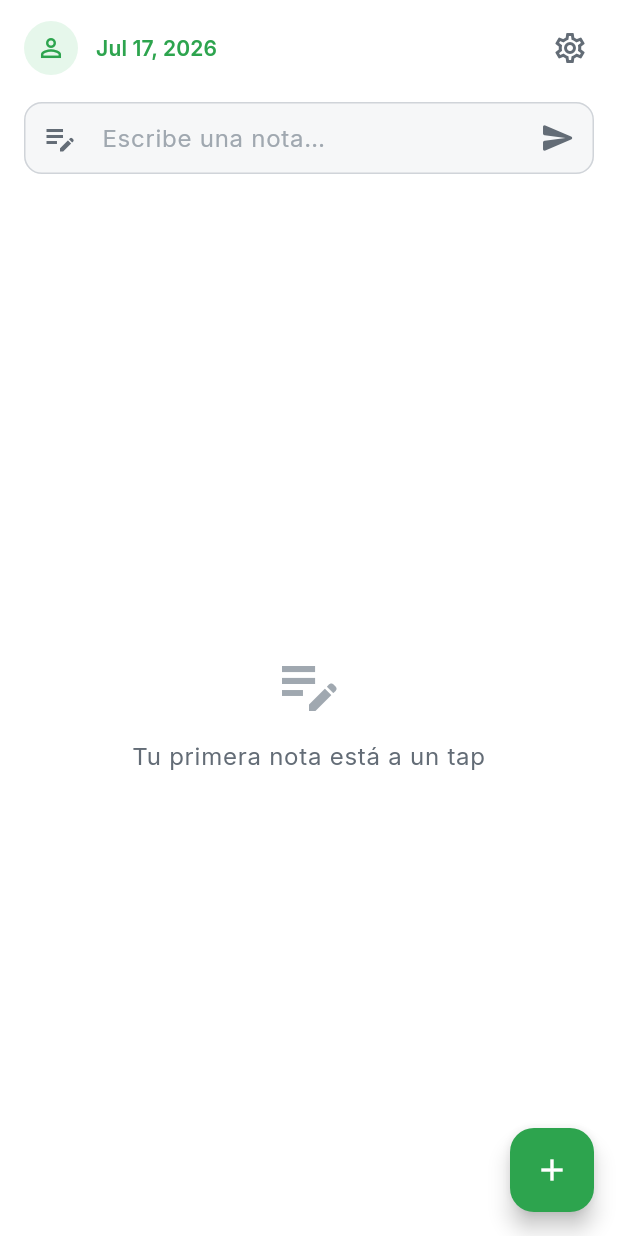
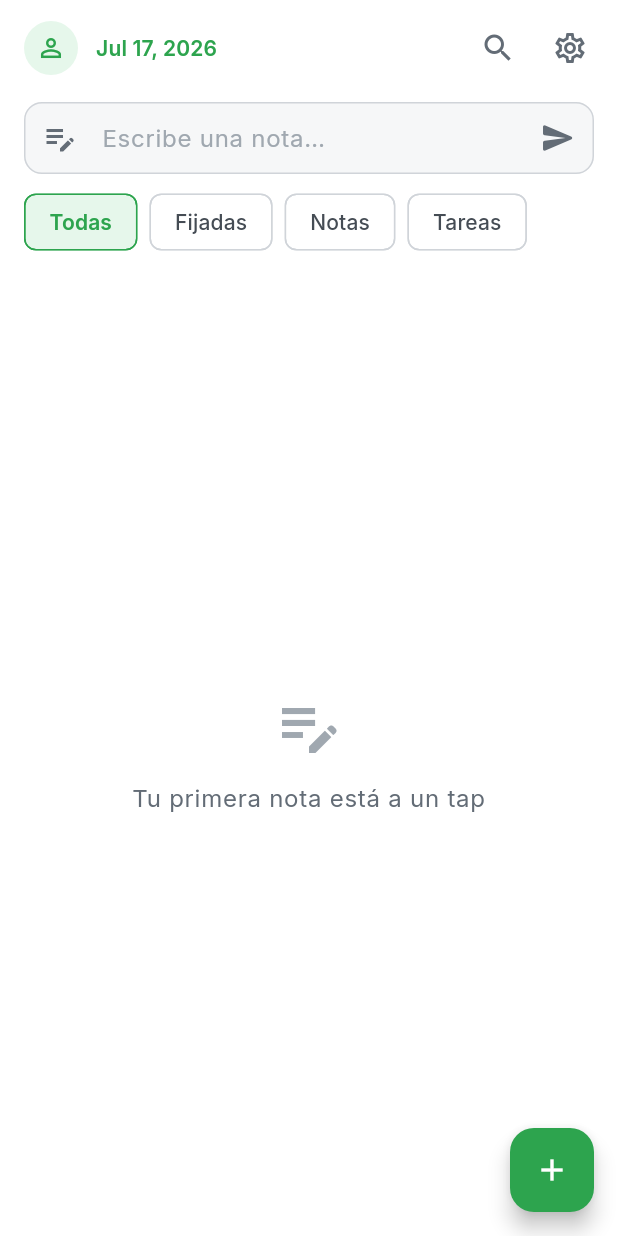
Before and after one commit to KREALIsv/TODO_APP, a Flutter app: the screen it shows after launch, on a phone screen of 412 x 824 dp. Run offline on Flutter 3.47's test engine with Material 3 defaults, Android fonts, the phone set to English and light mode, and no system bars; our stand-ins replace hive_flutter; accounts and stored records are empty; statements that could not run were skipped.

Commit message:
Add search, filters, and tags for notes.
Let users find notes by text and type chips, and organize them with colored tags from the editor.

```diff
--- a/lib/features/home/presentation/home_screen.dart
+++ b/lib/features/home/presentation/home_screen.dart
@@ -4,16 +4,37 @@ import 'package:hive_flutter/hive_flutter.dart';
 import '../../../global/themes/app_colors.dart';
 import '../../notes/data/notes_repository.dart';
 import '../../notes/domain/note_item.dart';
+import '../../notes/domain/notes_filter.dart';
+import '../../notes/domain/notes_query.dart';
 import '../../notes/presentation/note_editor_screen.dart';
+import '../../notes/presentation/widgets/filter_chips_bar.dart';
 import '../../notes/presentation/widgets/note_card.dart';
 import '../../notes/presentation/widgets/quick_capture_field.dart';
 
-class HomeScreen extends StatelessWidget {
+class HomeScreen extends StatefulWidget {
   const HomeScreen({super.key, this.repository});
 
   final NotesRepository? repository;
 
-  NotesRepository get _repo => repository ?? NotesRepository.instance;
+  @override
+  State<HomeScreen> createState() => _HomeScreenState();
+}
+
+class _HomeScreenState extends State<HomeScreen> {
+  final _searchController = TextEditingController();
+  final _searchFocusNode = FocusNode();
+
+  NotesFilter _activeFilter = NotesFilter.all;
+  bool _isSearchExpanded = false;
+
+  NotesRepository get _repo => widget.repository ?? NotesRepository.instance;
+
+  @override
+  void dispose() {
+    _searchController.dispose();
+    _searchFocusNode.dispose();
+    super.dispose();
+  }
 
   Future<void> _openEditor(
     BuildContext context, {
@@ -59,8 +80,19 @@ class HomeScreen extends StatelessWidget {
     await _openEditor(context, initialType: type);
   }
 
+  void _toggleSearch() {
+    setState(() {
+      _isSearchExpanded = !_isSearchExpanded;
+      if (_isSearchExpanded) {
+        _searchFocusNode.requestFocus();
+      } else {
+        _searchController.clear();
+        _searchFocusNode.unfocus();
+      }
+    });
+  }
+
   String _formatHeaderDate(DateTime date) {
-    // Avoid intl dependency — format manually to keep deps minimal.
     const months = [
       'Jan',
       'Feb',
@@ -78,10 +110,71 @@ class HomeScreen extends StatelessWidget {
     return '${months[date.month - 1]} ${date.day}, ${date.year}';
   }
 
+  Widget _buildEmptyState(String message, TextTheme textTheme) {
+    return SliverFillRemaining(
+      hasScrollBody: false,
+      child: Center(
+        child: Padding(
+          padding: const EdgeInsets.all(32),
+          child: Column(
+            mainAxisSize: MainAxisSize.min,
+            children: [
+              Icon(
+                _searchController.text.trim().isNotEmpty
+                    ? Icons.search_off_outlined
+                    : Icons.edit_note_outlined,
+                size: 48,
+                color: AppColors.neutral40,
+              ),
+              const SizedBox(height: 12),
+              Text(
+                message,
+                style: textTheme.bodyLarge?.copyWith(
+                  color: AppColors.neutral60,
+                ),
+                textAlign: TextAlign.center,
+              ),
+            ],
+          ),
+        ),
+      ),
+    );
+  }
+
+  Widget _buildNoteList(
+    List<NoteItem> items,
+    void Function(NoteItem item) onTap,
+  ) {
+    return SliverPadding(
+      padding: const EdgeInsets.fromLTRB(16, 0, 16, 88),
+      sliver: SliverList.builder(
+        itemCount: items.length,
+        itemBuilder: (context, index) {
+          final item = items[index];
+          return NoteCard(
+            item: item,
+            repository: _repo,
+            onTap: () => onTap(item),
+          );
+        },
+      ),
+    );
+  }
+
+  Widget _buildSectionHeader(String title, TextTheme textTheme) {
+    return SliverToBoxAdapter(
+      child: Padding(
+        padding: const EdgeInsets.fromLTRB(16, 16, 16, 8),
+        child: Text(title, style: textTheme.headlineSmall),
+      ),
+    );
+  }
+
   @override
   Widget build(BuildContext context) {
     final textTheme = Theme.of(context).textTheme;
     final today = _formatHeaderDate(DateTime.now());
+    final searchQuery = _searchController.text;
 
     return Scaffold(
       body: SafeArea(
@@ -89,8 +182,22 @@ class HomeScreen extends StatelessWidget {
           valueListenable: _repo.listenable(),
           builder: (context, box, child) {
             final all = _repo.getAll();
-            final pinned = all.where((item) => item.pinned).toList();
-            final recent = all.where((item) => !item.pinned).toList();
+            final useSectioned = NotesQuery.useSectionedLayout(
+              filter: _activeFilter,
+              searchQuery: searchQuery,
+            );
+            final filtered = NotesQuery.apply(
+              items: all,
+              filter: _activeFilter,
+              searchQuery: searchQuery,
+            );
+            final pinned = NotesQuery.pinnedFrom(filtered);
+            final recent = NotesQuery.recentFrom(filtered);
+            final emptyMessage = NotesQuery.emptyMessage(
+              filter: _activeFilter,
+              searchQuery: searchQuery,
+              hasAnyItems: all.isNotEmpty,
+            );
 
             return CustomScrollView(
               slivers: [
@@ -118,6 +225,20 @@ class HomeScreen extends StatelessWidget {
                           ),
                         ),
                         IconButton(
+                          tooltip: _isSearchExpanded
+                              ? 'Cerrar búsqueda'
+                              : 'Buscar',
+                          onPressed: _toggleSearch,
+                          icon: Icon(
+                            _isSearchExpanded
+                                ? Icons.close
+                                : Icons.search,
+                            color: _isSearchExpanded
+                                ? AppColors.primary
+                                : AppColors.neutral60,
+                          ),
+                        ),
+                        IconButton(
                           tooltip: 'Ajustes',
                           onPressed: () {},
                           icon: const Icon(
@@ -129,47 +250,54 @@ class HomeScreen extends StatelessWidget {
                     ),
                   ),
                 ),
+                if (_isSearchExpanded)
+                  SliverToBoxAdapter(
+                    child: Padding(
+                      padding: const EdgeInsets.fromLTRB(16, 8, 16, 0),
+                      child: TextField(
+                        controller: _searchController,
+                        focusNode: _searchFocusNode,
+                        textInputAction: TextInputAction.search,
+                        onChanged: (_) => setState(() {}),
+                        decoration: InputDecoration(
+                          hintText: 'Buscar notas…',
+                          prefixIcon: const Icon(Icons.search),
+                          suffixIcon: searchQuery.trim().isNotEmpty
+                              ? IconButton(
+                                  tooltip: 'Limpiar',
+                                  onPressed: () {
+                                    _searchController.clear();
+                                    setState(() {});
+                                  },
+                                  icon: const Icon(Icons.clear),
+                                )
+                              : null,
+                        ),
+                      ),
+                    ),
+                  ),
                 SliverToBoxAdapter(
                   child: Padding(
                     padding: const EdgeInsets.fromLTRB(16, 12, 16, 8),
                     child: QuickCaptureField(repository: _repo),
                   ),
                 ),
-                if (all.isEmpty)
-                  SliverFillRemaining(
-                    hasScrollBody: false,
-                    child: Center(
-                      child: Padding(
-                        padding: const EdgeInsets.all(32),
-                        child: Column(
-                          mainAxisSize: MainAxisSize.min,
-                          children: [
-                            const Icon(
-                              Icons.edit_note_outlined,
-                              size: 48,
-                              color: AppColors.neutral40,
-                            ),
-                            const SizedBox(height: 12),
-                            Text(
-                              'Tu primera nota está a un tap',
-                              style: textTheme.bodyLarge?.copyWith(
-                                color: AppColors.neutral60,
-                              ),
-                              textAlign: TextAlign.center,
-                            ),
-                          ],
-                        ),
-                      ),
+                SliverToBoxAdapter(
+                  child: Padding(
+                    padding: const EdgeInsets.fromLTRB(16, 0, 16, 8),
+                    child: FilterChipsBar(
+                      activeFilter: _activeFilter,
+                      onFilterChanged: (filter) {
+                        setState(() => _activeFilter = filter);
+                      },
                     ),
-                  )
-                else ...[
+                  ),
+                ),
+                if (filtered.isEmpty)
+                  _buildEmptyState(emptyMessage, textTheme)
+                else if (useSectioned) ...[
                   if (pinned.isNotEmpty) ...[
-                    SliverToBoxAdapter(
-                      child: Padding(
-                        padding: const EdgeInsets.fromLTRB(16, 16, 16, 8),
-                        child: Text('Fijadas', style: textTheme.headlineSmall),
-                      ),
-                    ),
+                    _buildSectionHeader('Fijadas', textTheme),
                     SliverPadding(
                       padding: const EdgeInsets.symmetric(horizontal: 16),
                       sliver: SliverList.builder(
@@ -185,12 +313,7 @@ class HomeScreen extends StatelessWidget {
                       ),
                     ),
                   ],
-                  SliverToBoxAdapter(
-                    child: Padding(
-                      padding: const EdgeInsets.fromLTRB(16, 16, 16, 8),
-                      child: Text('Recientes', style: textTheme.headlineSmall),
-                    ),
-                  ),
+                  _buildSectionHeader('Recientes', textTheme),
                   if (recent.isEmpty)
                     SliverToBoxAdapter(
                       child: Padding(
@@ -202,20 +325,21 @@ class HomeScreen extends StatelessWidget {
                       ),
                     )
                   else
-                    SliverPadding(
-                      padding: const EdgeInsets.fromLTRB(16, 0, 16, 88),
-                      sliver: SliverList.builder(
-                        itemCount: recent.length,
-                        itemBuilder: (context, index) {
-                          final item = recent[index];
-                          return NoteCard(
-                            item: item,
-                            repository: _repo,
-                            onTap: () => _openEditor(context, item: item),
-                          );
-                        },
-                      ),
+                    _buildNoteList(
+                      recent,
+                      (item) => _openEditor(context, item: item),
                     ),
+                ] else ...[
+                  _buildSectionHeader(
+                    searchQuery.trim().isNotEmpty
+                        ? 'Resultados'
+                        : _activeFilter.listHeader,
+                    textTheme,
+                  ),
+                  _buildNoteList(
+                    filtered,
+                    (item) => _openEditor(context, item: item),
+                  ),
                 ],
               ],
             );
--- a/lib/features/notes/domain/note_item.dart
+++ b/lib/features/notes/domain/note_item.dart
@@ -10,6 +10,7 @@ class NoteItem {
     required this.completed,
     required this.createdAt,
     required this.updatedAt,
+    this.tags = const [],
   });
 
   final String id;
@@ -20,6 +21,7 @@ class NoteItem {
   final bool completed;
   final DateTime createdAt;
   final DateTime updatedAt;
+  final List<String> tags;
 
   String get preview {
     final source = title.trim().isNotEmpty ? title : body;
@@ -48,6 +50,7 @@ class NoteItem {
       'completed': completed,
       'createdAt': createdAt.toIso8601String(),
       'updatedAt': updatedAt.toIso8601String(),
+      'tags': tags,
     };
   }
 
@@ -64,6 +67,11 @@ class NoteItem {
       completed: (map['completed'] as bool?) ?? false,
       createdAt: DateTime.parse(map['createdAt'] as String),
       updatedAt: DateTime.parse(map['updatedAt'] as String),
+      tags: (map['tags'] as List?)
+              ?.map((e) => e.toString())
+              .where((e) => e.trim().isNotEmpty)
+              .toList() ??
+          const [],
     );
   }
 
@@ -76,6 +84,7 @@ class NoteItem {
     bool? completed,
     DateTime? createdAt,
     DateTime? updatedAt,
+    List<String>? tags,
   }) {
     return NoteItem(
       id: id ?? this.id,
@@ -86,6 +95,7 @@ class NoteItem {
       completed: completed ?? this.completed,
       createdAt: createdAt ?? this.createdAt,
       updatedAt: updatedAt ?? this.updatedAt,
+      tags: tags ?? this.tags,
     );
   }
 }
--- /dev/null
+++ b/lib/features/notes/domain/notes_filter.dart
@@ -0,0 +1,30 @@
+enum NotesFilter { all, pinned, notes, tasks }
+
+extension NotesFilterLabels on NotesFilter {
+  String get label {
+    return switch (this) {
+      NotesFilter.all => 'Todas',
+      NotesFilter.pinned => 'Fijadas',
+      NotesFilter.notes => 'Notas',
+      NotesFilter.tasks => 'Tareas',
+    };
+  }
+
+  String get emptyMessage {
+    return switch (this) {
+      NotesFilter.all => 'Tu primera nota está a un tap',
+      NotesFilter.pinned => 'No hay notas fijadas',
+      NotesFilter.notes => 'No hay notas',
+      NotesFilter.tasks => 'No hay tareas',
+    };
+  }
+
+  String get listHeader {
+    return switch (this) {
+      NotesFilter.all => 'Recientes',
+      NotesFilter.pinned => 'Fijadas',
+      NotesFilter.notes => 'Notas',
+      NotesFilter.tasks => 'Tareas',
+    };
+  }
+}
--- /dev/null
+++ b/lib/features/notes/domain/notes_query.dart
@@ -0,0 +1,66 @@
+import 'note_item.dart';
+import 'notes_filter.dart';
+
+class NotesQuery {
+  const NotesQuery._();
+
+  static bool useSectionedLayout({
+    required NotesFilter filter,
+    required String searchQuery,
+  }) {
+    return filter == NotesFilter.all && searchQuery.trim().isEmpty;
+  }
+
+  static List<NoteItem> apply({
+    required List<NoteItem> items,
+    NotesFilter filter = NotesFilter.all,
+    String searchQuery = '',
+  }) {
+    var result = _applyFilter(items, filter);
+    result = _applySearch(result, searchQuery);
+    return result;
+  }
+
+  static List<NoteItem> pinnedFrom(List<NoteItem> items) {
+    return items.where((item) => item.pinned).toList();
+  }
+
+  static List<NoteItem> recentFrom(List<NoteItem> items) {
+    return items.where((item) => !item.pinned).toList();
+  }
+
+  static String emptyMessage({
+    required NotesFilter filter,
+    required String searchQuery,
+    required bool hasAnyItems,
+  }) {
+    if (!hasAnyItems) {
+      return NotesFilter.all.emptyMessage;
+    }
+    if (searchQuery.trim().isNotEmpty) {
+      return 'No se encontraron notas';
+    }
+    return filter.emptyMessage;
+  }
+
+  static List<NoteItem> _applyFilter(List<NoteItem> items, NotesFilter filter) {
+    return switch (filter) {
+      NotesFilter.all => items,
+      NotesFilter.pinned => items.where((item) => item.pinned).toList(),
+      NotesFilter.notes =>
+        items.where((item) => item.type == NoteType.note).toList(),
+      NotesFilter.tasks =>
+        items.where((item) => item.type == NoteType.task).toList(),
+    };
+  }
+
+  static List<NoteItem> _applySearch(List<NoteItem> items, String searchQuery) {
+    final query = searchQuery.trim().toLowerCase();
+    if (query.isEmpty) return items;
+
+    return items.where((item) {
+      return item.title.toLowerCase().contains(query) ||
+          item.body.toLowerCase().contains(query);
+    }).toList();
+  }
+}
--- /dev/null
+++ b/lib/features/notes/presentation/widgets/filter_chips_bar.dart
@@ -0,0 +1,44 @@
+import 'package:flutter/material.dart';
+
+import '../../../../global/themes/app_colors.dart';
+import '../../domain/notes_filter.dart';
+
+class FilterChipsBar extends StatelessWidget {
+  const FilterChipsBar({
+    super.key,
+    required this.activeFilter,
+    required this.onFilterChanged,
+  });
+
+  final NotesFilter activeFilter;
+  final ValueChanged<NotesFilter> onFilterChanged;
+
+  @override
+  Widget build(BuildContext context) {
+    return SingleChildScrollView(
+      scrollDirection: Axis.horizontal,
+      child: Row(
+        children: NotesFilter.values.map((filter) {
+          final isSelected = filter == activeFilter;
+          return Padding(
+            padding: const EdgeInsets.only(right: 8),
+            child: FilterChip(
+              label: Text(filter.label),
+              selected: isSelected,
+              showCheckmark: false,
+              onSelected: (_) => onFilterChanged(filter),
+              selectedColor: AppColors.primary00,
+              side: BorderSide(
+                color: isSelected ? AppColors.primary : AppColors.neutral20,
+              ),
+              labelStyle: TextStyle(
+                color: isSelected ? AppColors.primary : AppColors.neutral80,
+                fontWeight: isSelected ? FontWeight.w600 : FontWeight.w500,
+              ),
+            ),
+          );
+        }).toList(),
+      ),
+    );
+  }
+}
```
Also changed, not shown: lib/features/notes/data/notes_repository.dart (+9 -0 lines), lib/features/notes/domain/tag_colors.dart (added, +49 -0 lines), lib/features/notes/presentation/note_editor_screen.dart (+11 -0 lines), lib/features/notes/presentation/widgets/note_card.dart (+20 -0 lines), lib/features/notes/presentation/widgets/tag_pill.dart (added, +62 -0 lines), lib/features/notes/presentation/widgets/tags_editor.dart (added, +160 -0 lines), 8 other files.
